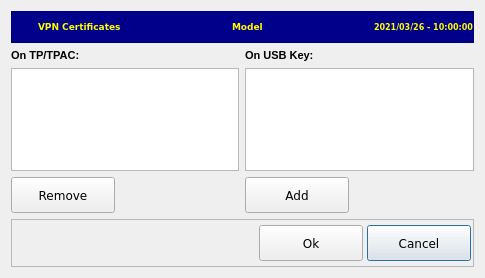
MECTsrl/cloner, file managevpn.ui: the form before one commit.
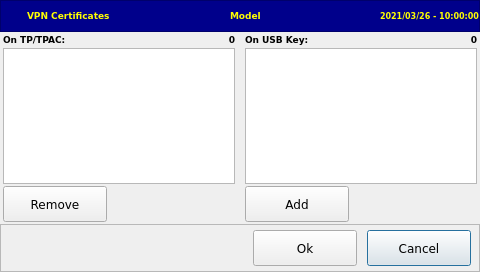
The form after the commit. Icons and pictures are not drawn.

```diff
--- a/managevpn.ui
+++ b/managevpn.ui
@@ -6,14 +6,20 @@
    <rect>
     <x>0</x>
     <y>0</y>
-    <width>485</width>
-    <height>278</height>
+    <width>480</width>
+    <height>272</height>
    </rect>
   </property>
   <property name="windowTitle">
    <string>Dialog</string>
   </property>
   <layout class="QVBoxLayout" name="verticalLayout">
+   <property name="spacing">
+    <number>2</number>
+   </property>
+   <property name="margin">
+    <number>0</number>
+   </property>
    <item>
     <widget class="QFrame" name="frameTitle">
      <property name="minimumSize">
@@ -182,11 +188,21 @@
    </item>
    <item>
     <layout class="QGridLayout" name="gridLayout">
+     <property name="leftMargin">
+      <number>3</number>
+     </property>
+     <property name="rightMargin">
+      <number>3</number>
+     </property>
+     <property name="horizontalSpacing">
+      <number>10</number>
+     </property>
      <item row="0" column="0">
       <widget class="QLabel" name="lblTPac">
        <property name="font">
         <font>
-         <pointsize>8</pointsize>
+         <family>DejaVu Sans</family>
+         <pointsize>7</pointsize>
          <weight>75</weight>
          <bold>true</bold>
         </font>
@@ -203,10 +219,29 @@
       </widget>
      </item>
      <item row="0" column="1">
+      <widget class="QLabel" name="lblNumTP">
+       <property name="font">
+        <font>
+         <family>DejaVu Sans</family>
+         <pointsize>7</pointsize>
+         <weight>75</weight>
+         <bold>true</bold>
+        </font>
+       </property>
+       <property name="text">
+        <string>0</string>
+       </property>
+       <property name="alignment">
+        <set>Qt::AlignRight|Qt::AlignTrailing|Qt::AlignVCenter</set>
+       </property>
+      </widget>
+     </item>
+     <item row="0" column="2">
       <widget class="QLabel" name="lblUsb">
        <property name="font">
         <font>
-         <pointsize>8</pointsize>
+         <family>DejaVu Sans</family>
+         <pointsize>7</pointsize>
          <weight>75</weight>
          <bold>true</bold>
         </font>
@@ -222,7 +257,25 @@
        </property>
       </widget>
      </item>
-     <item row="1" column="0">
+     <item row="0" column="3">
+      <widget class="QLabel" name="lblNumUSB">
+       <property name="font">
+        <font>
+         <family>DejaVu Sans</family>
+         <pointsize>7</pointsize>
+         <weight>75</weight>
+         <bold>true</bold>
+        </font>
+       </property>
+       <property name="text">
+        <string>0</string>
+       </property>
+       <property name="alignment">
+        <set>Qt::AlignRight|Qt::AlignTrailing|Qt::AlignVCenter</set>
+       </property>
+      </widget>
+     </item>
+     <item row="1" column="0" colspan="2">
       <widget class="QListWidget" name="lstTPac">
        <property name="minimumSize">
         <size>
@@ -232,6 +285,7 @@
        </property>
        <property name="font">
         <font>
+         <family>DejaVu Sans</family>
          <pointsize>8</pointsize>
          <weight>75</weight>
          <bold>true</bold>
@@ -245,7 +299,7 @@
        </property>
       </widget>
      </item>
-     <item row="1" column="1">
+     <item row="1" column="2" colspan="2">
       <widget class="QListWidget" name="lstUsb">
        <property name="minimumSize">
         <size>
@@ -255,6 +309,7 @@
        </property>
        <property name="font">
         <font>
+         <family>DejaVu Sans</family>
          <pointsize>8</pointsize>
          <weight>75</weight>
          <bold>true</bold>
@@ -303,7 +358,7 @@
        </property>
       </widget>
      </item>
-     <item row="2" column="1">
+     <item row="2" column="2">
       <widget class="QPushButton" name="cmdAdd">
        <property name="minimumSize">
         <size>
@@ -365,16 +420,16 @@
      </property>
      <layout class="QHBoxLayout" name="horizontalLayout">
       <property name="spacing">
-       <number>4</number>
+       <number>10</number>
       </property>
       <property name="leftMargin">
-       <number>2</number>
+       <number>8</number>
       </property>
       <property name="topMargin">
        <number>0</number>
       </property>
       <property name="rightMargin">
-       <number>2</number>
+       <number>8</number>
       </property>
       <property name="bottomMargin">
        <number>0</number>
```
